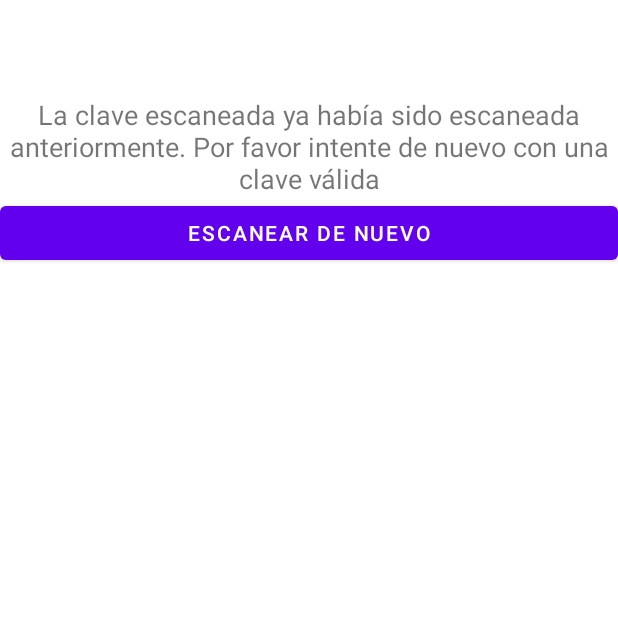
After one commit to LuisRuiz05/Torniquete-Android, an Android app: the Denied screen opened directly, with no data from a screen before it, on a phone screen of 412 x 824 dp, the top half of it. The commit adds this screen. Run offline under Robolectric (Android 15) with nearby library versions, the phone set to English and light mode, and no system bars.

```diff
--- /dev/null
+++ b/app/src/main/java/com/example/practica5/Claves.kt
@@ -0,0 +1,6 @@
+package com.example.practica5
+
+class Claves {
+    var status:String?=null
+    var usuario:String?=null
+}
--- /dev/null
+++ b/app/src/main/java/com/example/practica5/Denied.kt
@@ -0,0 +1,18 @@
+package com.example.practica5
+
+import android.content.Intent
+import androidx.appcompat.app.AppCompatActivity
+import android.os.Bundle
+import android.widget.Button
+
+class Denied : AppCompatActivity() {
+    override fun onCreate(savedInstanceState: Bundle?) {
+        super.onCreate(savedInstanceState)
+        setContentView(R.layout.activity_denied)
+
+        val back: Button = findViewById<Button>(R.id.backDenied)
+        back.setOnClickListener {
+            startActivity(Intent(this, MainActivity::class.java))
+        }
+    }
+}
--- /dev/null
+++ b/app/src/main/res/layout/activity_denied.xml
@@ -0,0 +1,31 @@
+<?xml version="1.0" encoding="utf-8"?>
+<androidx.constraintlayout.widget.ConstraintLayout xmlns:android="http://schemas.android.com/apk/res/android"
+    xmlns:app="http://schemas.android.com/apk/res-auto"
+    xmlns:tools="http://schemas.android.com/tools"
+    android:layout_width="wrap_content"
+    android:layout_height="match_parent"
+    tools:context=".Denied">
+
+    <LinearLayout
+        android:layout_width="match_parent"
+        android:layout_height="match_parent"
+        android:layout_marginTop="64dp"
+        android:orientation="vertical"
+        app:layout_constraintTop_toTopOf="parent">
+
+        <TextView
+            android:id="@+id/textView"
+            android:layout_width="wrap_content"
+            android:layout_height="wrap_content"
+            android:text="La clave escaneada ya había sido escaneada anteriormente. Por favor intente de nuevo con una clave válida"
+            android:textAlignment="center"
+            android:textSize="18sp" />
+
+        <Button
+            android:id="@+id/backDenied"
+            android:layout_width="match_parent"
+            android:layout_height="wrap_content"
+            android:text="Escanear de nuevo" />
+    </LinearLayout>
+
+</androidx.constraintlayout.widget.ConstraintLayout>
```
Also changed, not shown: app/src/main/AndroidManifest.xml (+12 -4 lines), app/src/main/java/com/example/practica5/MainActivity.kt (+49 -5 lines), app/src/main/java/com/example/practica5/Successful.kt (added, +18 -0 lines), app/src/main/res/layout/activity_successful.xml (added, +34 -0 lines).
